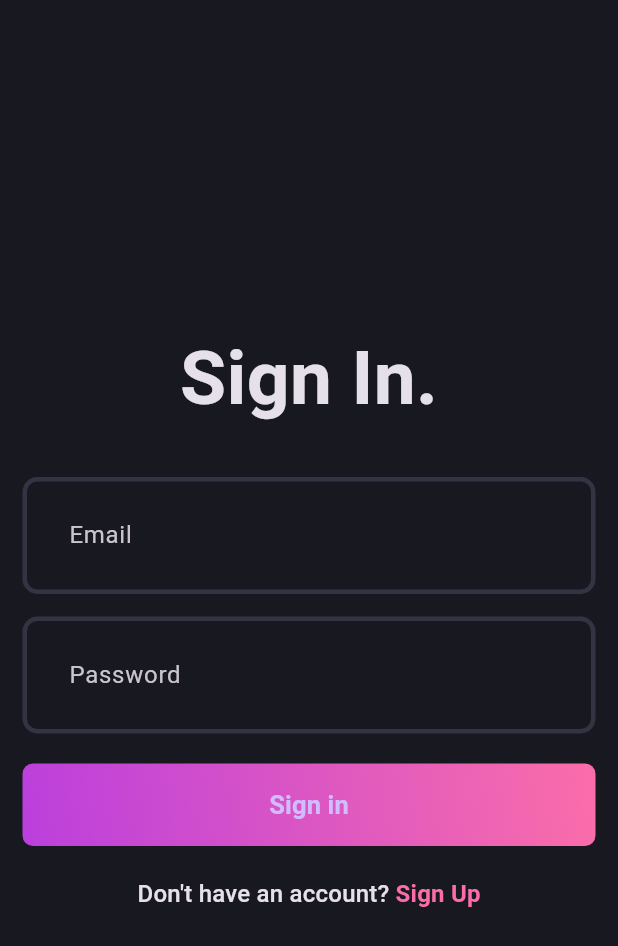
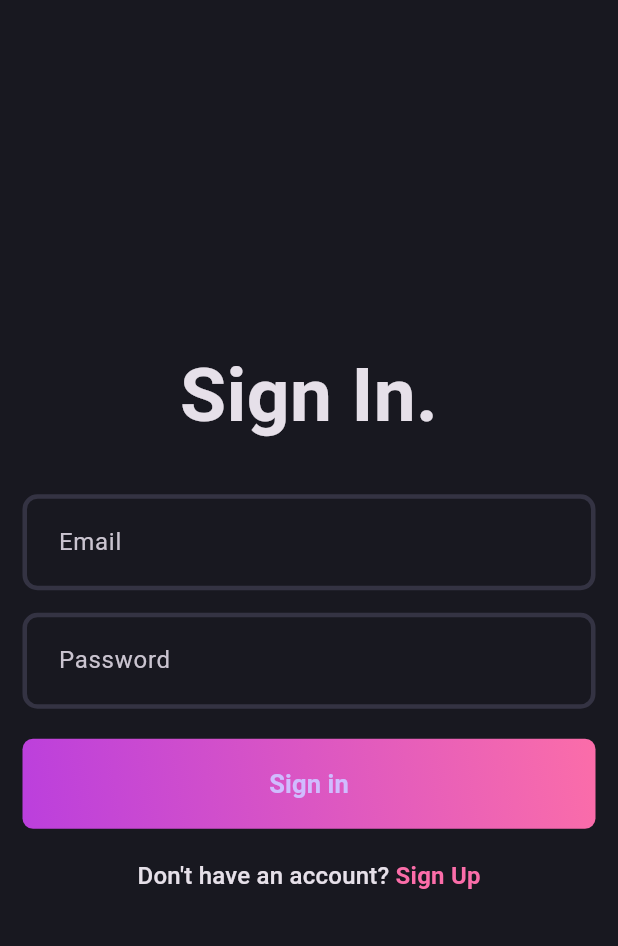
Before and after one commit to bravol/flutter-clean-architecture-Blog_aqp-, a Flutter app: the screen it shows after launch, on a phone screen of 412 x 824 dp. Shown: the top 946 px of the screen. Run offline on Flutter 3.47's test engine with Material 3 defaults, Android fonts, the light colour scheme and no system bars; our stand-ins replace dotted_border, flutter_bloc, fpdart, get_it, hive, image_picker and 2 more; accounts and stored records are empty; statements that could not run were skipped.

```diff
--- a/lib/core/theme/theme.dart
+++ b/lib/core/theme/theme.dart
@@ -21,7 +21,7 @@ class AppTheme {
       side: BorderSide.none,
     ),
     inputDecorationTheme: InputDecorationTheme(
-      contentPadding: const EdgeInsets.all(27),
+      contentPadding: const EdgeInsets.all(20),
       border: _border(),
       enabledBorder: _border(),
       focusedBorder: _border(AppPallete.gradient2),
--- a/lib/features/auth/presentation/widgets/auth_field.dart
+++ b/lib/features/auth/presentation/widgets/auth_field.dart
@@ -16,6 +16,8 @@ class AuthField extends StatelessWidget {
     return TextFormField(
       controller: controller,
       decoration: InputDecoration(
+        contentPadding:
+            const EdgeInsets.symmetric(horizontal: 20, vertical: 20),
         hintText: hintText,
       ),
       validator: (value) {
--- a/lib/features/auth/presentation/widgets/auth_gradient_button.dart
+++ b/lib/features/auth/presentation/widgets/auth_gradient_button.dart
@@ -13,12 +13,13 @@ class AuthGradientButton extends StatelessWidget {
   @override
   Widget build(BuildContext context) {
     return Container(
+      width: double.infinity,
+      height: 60,
       decoration: BoxDecoration(
         gradient: const LinearGradient(
           colors: [
             AppPallete.gradient1,
             AppPallete.gradient2,
-            // AppPallete.gradient3,
           ],
           begin: Alignment.bottomLeft,
           end: Alignment.topRight,
@@ -28,7 +29,6 @@ class AuthGradientButton extends StatelessWidget {
       child: ElevatedButton(
         onPressed: onPressed,
         style: ElevatedButton.styleFrom(
-          fixedSize: const Size(395, 55),
           backgroundColor: AppPallete.transparentColor,
           shadowColor: AppPallete.transparentColor,
         ),
```
